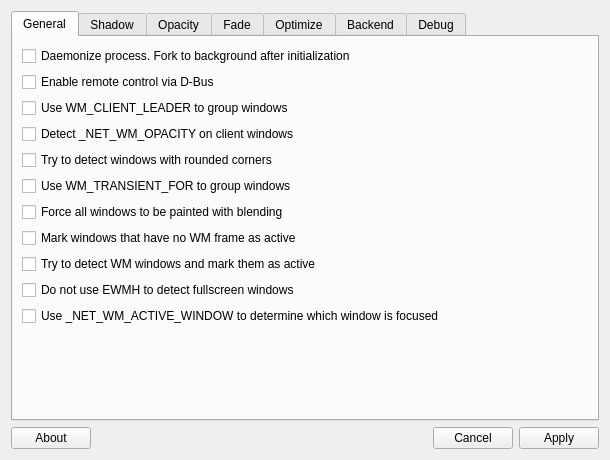
Above: maindialog.ui from redtide/compton-conf before the change. Below: the same form after it.
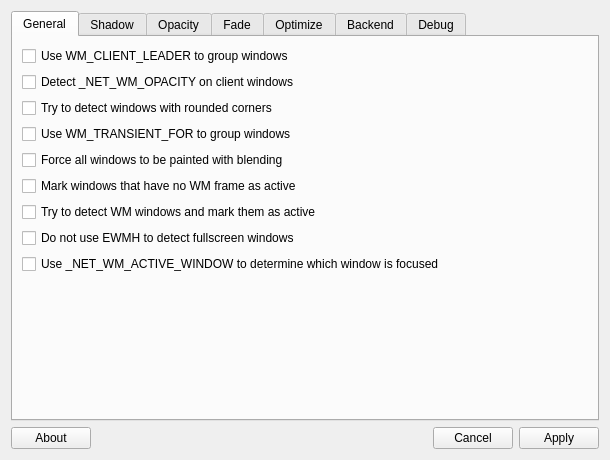
That is the form after the change.

Commit message: Removed dbus and daemon options, added by mistake

```diff
--- a/maindialog.ui
+++ b/maindialog.ui
@@ -25,76 +25,62 @@
       </attribute>
       <layout class="QFormLayout" name="layGeneralTab">
        <item row="0" column="0" colspan="2">
-        <widget class="QCheckBox" name="daemon">
-         <property name="text">
-          <string>Daemonize process. Fork to background after initialization</string>
-         </property>
-        </widget>
-       </item>
-       <item row="1" column="0" colspan="2">
-        <widget class="QCheckBox" name="dbus">
-         <property name="text">
-          <string>Enable remote control via D-Bus</string>
-         </property>
-        </widget>
-       </item>
-       <item row="2" column="0" colspan="2">
         <widget class="QCheckBox" name="detect_client_leader">
          <property name="text">
           <string>Use WM_CLIENT_LEADER to group windows</string>
          </property>
         </widget>
        </item>
-       <item row="3" column="0" colspan="2">
+       <item row="1" column="0" colspan="2">
         <widget class="QCheckBox" name="detect_client_opacity">
          <property name="text">
           <string>Detect _NET_WM_OPACITY on client windows</string>
          </property>
         </widget>
        </item>
-       <item row="4" column="0" colspan="2">
+       <item row="2" column="0" colspan="2">
         <widget class="QCheckBox" name="detect_rounded_corners">
          <property name="text">
           <string>Try to detect windows with rounded corners</string>
          </property>
         </widget>
        </item>
-       <item row="5" column="0" colspan="2">
+       <item row="3" column="0" colspan="2">
         <widget class="QCheckBox" name="detect_transient">
          <property name="text">
           <string>Use WM_TRANSIENT_FOR to group windows</string>
          </property>
         </widget>
        </item>
-       <item row="6" column="0" colspan="2">
+       <item row="4" column="0" colspan="2">
         <widget class="QCheckBox" name="force_win_blend">
          <property name="text">
           <string>Force all windows to be painted with blending</string>
          </property>
         </widget>
        </item>
-       <item row="7" column="0" colspan="2">
+       <item row="5" column="0" colspan="2">
         <widget class="QCheckBox" name="mark_ovredir_focused">
          <property name="text">
           <string>Mark windows that have no WM frame as active</string>
          </property>
         </widget>
        </item>
-       <item row="8" column="0" colspan="2">
+       <item row="6" column="0" colspan="2">
         <widget class="QCheckBox" name="mark_wmwin_focused">
          <property name="text">
           <string>Try to detect WM windows and mark them as active</string>
          </property>
         </widget>
        </item>
-       <item row="9" column="0" colspan="2">
+       <item row="7" column="0" colspan="2">
         <widget class="QCheckBox" name="no_ewmh_fullscreen">
          <property name="text">
           <string>Do not use EWMH to detect fullscreen windows</string>
          </property>
         </widget>
        </item>
-       <item row="10" column="0" colspan="2">
+       <item row="8" column="0" colspan="2">
         <widget class="QCheckBox" name="use_ewmh_active_win">
          <property name="text">
           <string>Use _NET_WM_ACTIVE_WINDOW to determine which window is focused</string>
```
